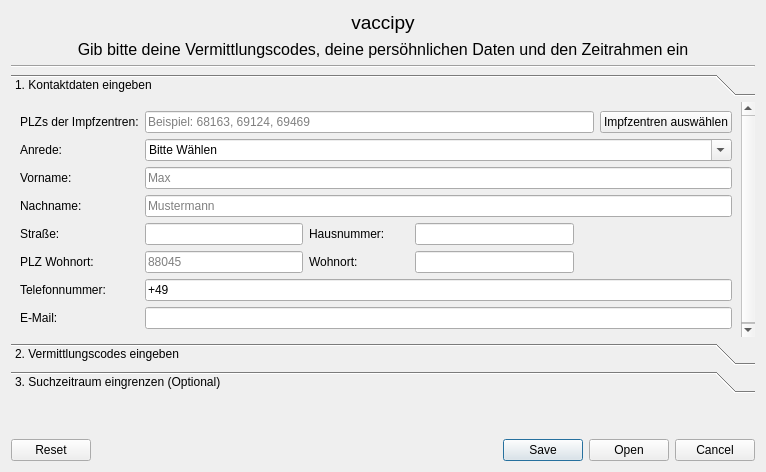
Above: tools/gui/kontaktdaten.ui from timreibe/vaccipy before the change. Below: the same form after it.
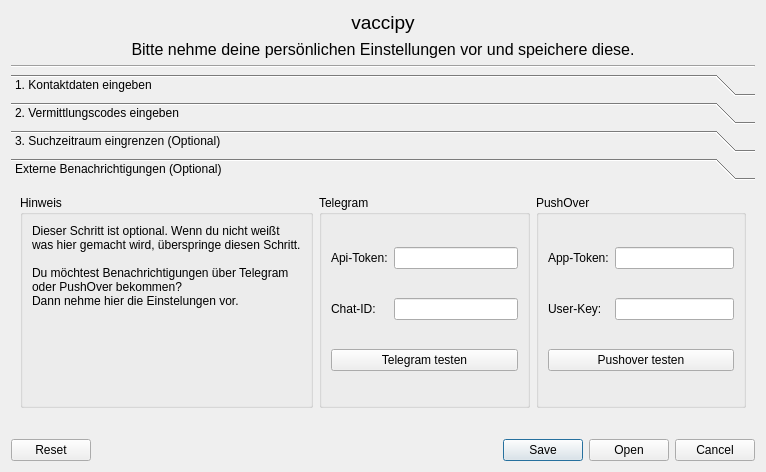
That is the form after the change. The open tabs and pages were chosen to show the change.

The edit to the form file:
```diff
--- a/tools/gui/kontaktdaten.ui
+++ b/tools/gui/kontaktdaten.ui
@@ -13,7 +13,7 @@
   <property name="windowTitle">
    <string>vaccipy - Kontaktdaten</string>
   </property>
-  <layout class="QVBoxLayout" name="verticalLayout">
+  <layout class="QVBoxLayout" name="verticalLayout" stretch="1,1,1,21,1,1">
    <item>
     <widget class="QLabel" name="header_label">
      <property name="font">
@@ -37,7 +37,7 @@
       </font>
      </property>
      <property name="text">
-      <string>Gib bitte deine Vermittlungscodes, deine persöhnlichen Daten und den Zeitrahmen ein</string>
+      <string>Bitte nehme deine persönlichen Einstellungen vor und speichere diese.</string>
      </property>
      <property name="alignment">
       <set>Qt::AlignCenter</set>
@@ -62,7 +62,7 @@
         <x>0</x>
         <y>0</y>
         <width>748</width>
-        <height>229</height>
+        <height>232</height>
        </rect>
       </property>
       <attribute name="label">
@@ -898,6 +898,149 @@
        </item>
       </layout>
      </widget>
+     <widget class="QWidget" name="page">
+      <attribute name="label">
+       <string>Externe Benachrichtigungen (Optional)</string>
+      </attribute>
+      <layout class="QGridLayout" name="gridLayout_2">
+       <item row="0" column="0">
+        <layout class="QHBoxLayout" name="horizontalLayout_8" stretch="0,2">
+         <item>
+          <widget class="QGroupBox" name="groupBox_9">
+           <property name="title">
+            <string>Hinweis</string>
+           </property>
+           <layout class="QGridLayout" name="gridLayout_16">
+            <item row="0" column="0">
+             <widget class="QLabel" name="label_11">
+              <property name="text">
+               <string>Dieser Schritt ist optional. Wenn du nicht weißt
+was hier gemacht wird, überspringe diesen Schritt.
+
+Du möchtest Benachrichtigungen über Telegram
+oder PushOver bekommen?
+Dann nehme hier die Einstelungen vor.</string>
+              </property>
+              <property name="alignment">
+               <set>Qt::AlignLeading|Qt::AlignLeft|Qt::AlignTop</set>
+              </property>
+             </widget>
+            </item>
+           </layout>
+          </widget>
+         </item>
+         <item>
+          <layout class="QVBoxLayout" name="verticalLayout_5">
+           <item>
+            <layout class="QHBoxLayout" name="horizontalLayout_9">
+             <item>
+              <widget class="QGroupBox" name="groupBox_10">
+               <property name="title">
+                <string>Telegram</string>
+               </property>
+               <layout class="QGridLayout" name="gridLayout_13">
+                <item row="0" column="2">
+                 <widget class="QLineEdit" name="i_api_token_2">
+                  <property name="clearButtonEnabled">
+                   <bool>false</bool>
+                  </property>
+                 </widget>
+                </item>
+                <item row="1" column="2">
+                 <widget class="QLineEdit" name="i_chat_id_2">
+                  <property name="clearButtonEnabled">
+                   <bool>false</bool>
+                  </property>
+                 </widget>
+                </item>
+                <item row="0" column="1">
+                 <widget class="QLabel" name="api_token_label_2">
+                  <property name="text">
+                   <string>Api-Token:</string>
+                  </property>
+                 </widget>
+                </item>
+                <item row="1" column="1">
+                 <widget class="QLabel" name="chat_id_label_2">
+                  <property name="text">
+                   <string>Chat-ID:</string>
+                  </property>
+                 </widget>
+                </item>
+                <item row="2" column="1" colspan="2">
+                 <widget class="QPushButton" name="b_test_telegram_2">
+                  <property name="text">
+                   <string>Telegram testen</string>
+                  </property>
+                 </widget>
+                </item>
+               </layout>
+              </widget>
+             </item>
+             <item>
+              <widget class="QGroupBox" name="groupBox_11">
+               <property name="font">
+                <font>
+                 <weight>50</weight>
+                 <bold>false</bold>
+                </font>
+               </property>
+               <property name="title">
+                <string>PushOver</string>
+               </property>
+               <property name="flat">
+                <bool>false</bool>
+               </property>
+               <property name="checkable">
+                <bool>false</bool>
+               </property>
+               <layout class="QGridLayout" name="gridLayout_17">
+                <item row="3" column="1">
+                 <widget class="QLineEdit" name="i_user_key_2">
+                  <property name="clearButtonEnabled">
+                   <bool>false</bool>
+                  </property>
+                 </widget>
+                </item>
+                <item row="0" column="1">
+                 <widget class="QLineEdit" name="i_app_token_2">
+                  <property name="clearButtonEnabled">
+                   <bool>false</bool>
+                  </property>
+                 </widget>
+                </item>
+                <item row="0" column="0">
+                 <widget class="QLabel" name="app_token_label_2">
+                  <property name="text">
+                   <string>App-Token:</string>
+                  </property>
+                 </widget>
+                </item>
+                <item row="5" column="0" colspan="2">
+                 <widget class="QPushButton" name="b_test_pushover_2">
+                  <property name="text">
+                   <string>Pushover testen</string>
+                  </property>
+                 </widget>
+                </item>
+                <item row="3" column="0">
+                 <widget class="QLabel" name="user_key_label_2">
+                  <property name="text">
+                   <string>User-Key:</string>
+                  </property>
+                 </widget>
+                </item>
+               </layout>
+              </widget>
+             </item>
+            </layout>
+           </item>
+          </layout>
+         </item>
+        </layout>
+       </item>
+      </layout>
+     </widget>
     </widget>
    </item>
    <item>
```
Left out of the diff: 19 changed lines with no effect on the pictures.
